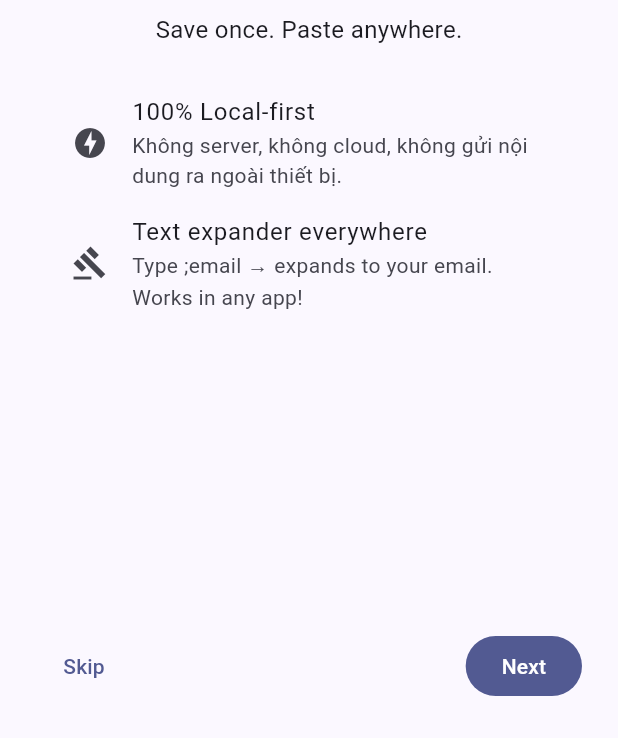
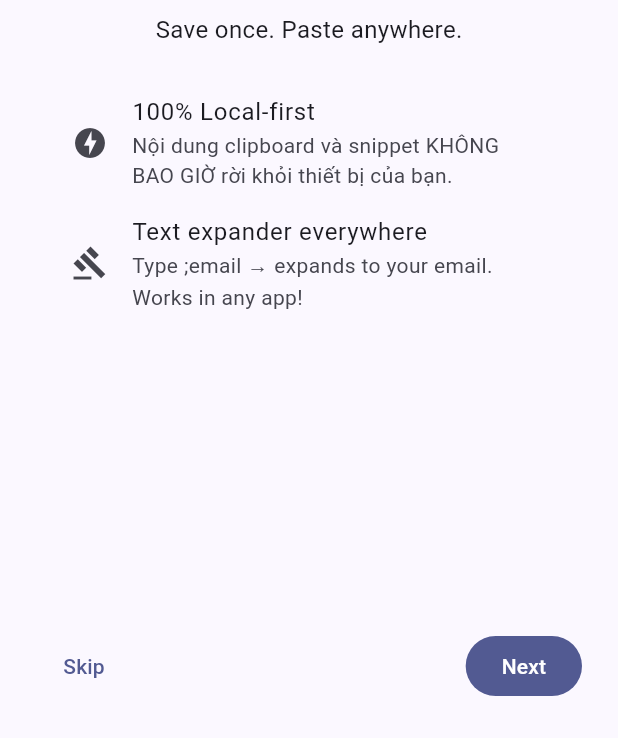
Before and after one commit to hoangsoft90/SmartClipboard, a Flutter app: the screen it shows after launch, on a phone screen of 412 x 824 dp, the part 498-1236 px from its top. Run offline on Flutter 3.47's test engine with Material 3 defaults, Android fonts, the phone set to English and light mode, and no system bars; our stand-ins replace flutter_riverpod, google_mobile_ads, local_auth, sentry_flutter, sqflite; missing offline and left inert: encrypt, receive_sharing_intent; accounts and stored records are empty.

Commit message:
fix: apply plan12 remediation — restore content:// URI, dedup copy_count, Pro gate, privacy claims
- MainActivity: copy content:// URI to cacheDir file so dart:io File() can read it on backup restore
- ClipboardRepository: dedup branch now increments copy_count atomically and unarchives the item
- HomeScreen: hide banner ad when Pro is active (Rewarded Ad → 24h Pro)
- Onboarding: privacy claims now match actual AdMob/Sentry network usage

🤖 Generated with Codebuff
Co-Authored-By: Codebuff <noreply@codebuff.com>

```diff
--- a/lib/screens/onboarding/onboarding_screen.dart
+++ b/lib/screens/onboarding/onboarding_screen.dart
@@ -117,7 +117,7 @@ class _IntroPage extends StatelessWidget {
             leading: const Icon(Icons.offline_bolt),
             title: const Text('100% Local-first'),
             subtitle: const Text(
-                'Không server, không cloud, không gửi nội dung ra ngoài thiết bị.'),
+                'Nội dung clipboard và snippet KHÔNG BAO GIỜ rời khỏi thiết bị của bạn.'),
           ),
           ListTile(
             leading: const Icon(Icons.gavel),
@@ -298,13 +298,17 @@ class _SecurityWarningPage extends StatelessWidget {
             leading: const Icon(Icons.offline_bolt),
             title: const Text('100% Local-first'),
             subtitle: const Text(
-                'Không có quyền Internet, không gửi dữ liệu ra ngoài.'),
+                'Nội dung clipboard/snippet của bạn không bao giờ rời khỏi thiết bị. '
+                'Kết nối mạng chỉ dùng cho quảng cáo (không cá nhân hoá theo nội dung '
+                'bạn copy) và báo lỗi kỹ thuật ẩn danh.'),
           ),
           ListTile(
             leading: const Icon(Icons.lock_outline),
             title: const Text('Không lưu mật khẩu'),
             subtitle: const Text(
-                'Smart Clipboard KHÔNG đọc ô nhập mật khẩu (password field).'),
+                'Bàn phím không đọc/lưu nội dung ô mật khẩu hệ thống. '
+                'Nếu bạn copy một mật khẩu vào clipboard, '
+                'hãy dùng Incognito Mode hoặc xoá thủ công sau khi dùng.'),
           ),
         ],
       ),
```
Also changed, not shown: lib/repositories/clipboard_repository.dart (+6 -5 lines), lib/screens/home_screen.dart (+9 -1 lines), 7 other files.
